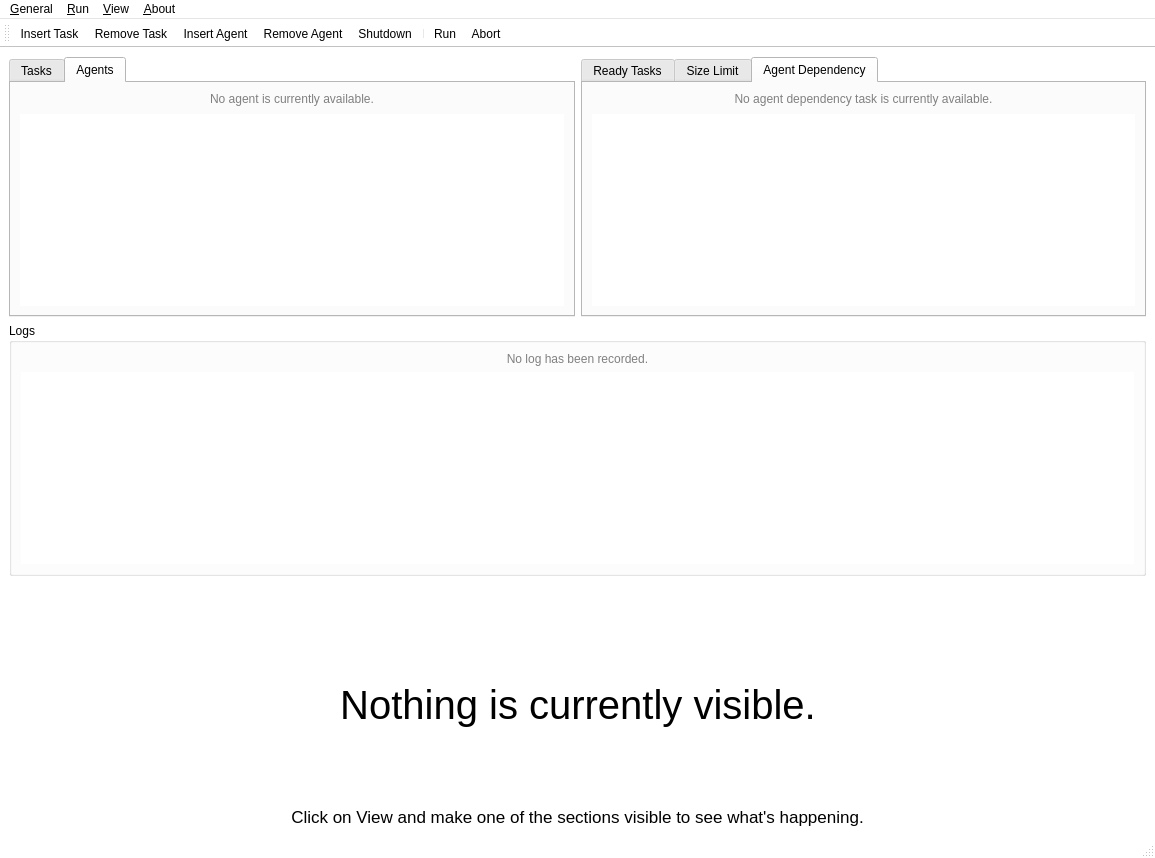
Old version of the form ui/panels/mainpanel.ui in the repository amirmohsen1384/legendary-os.
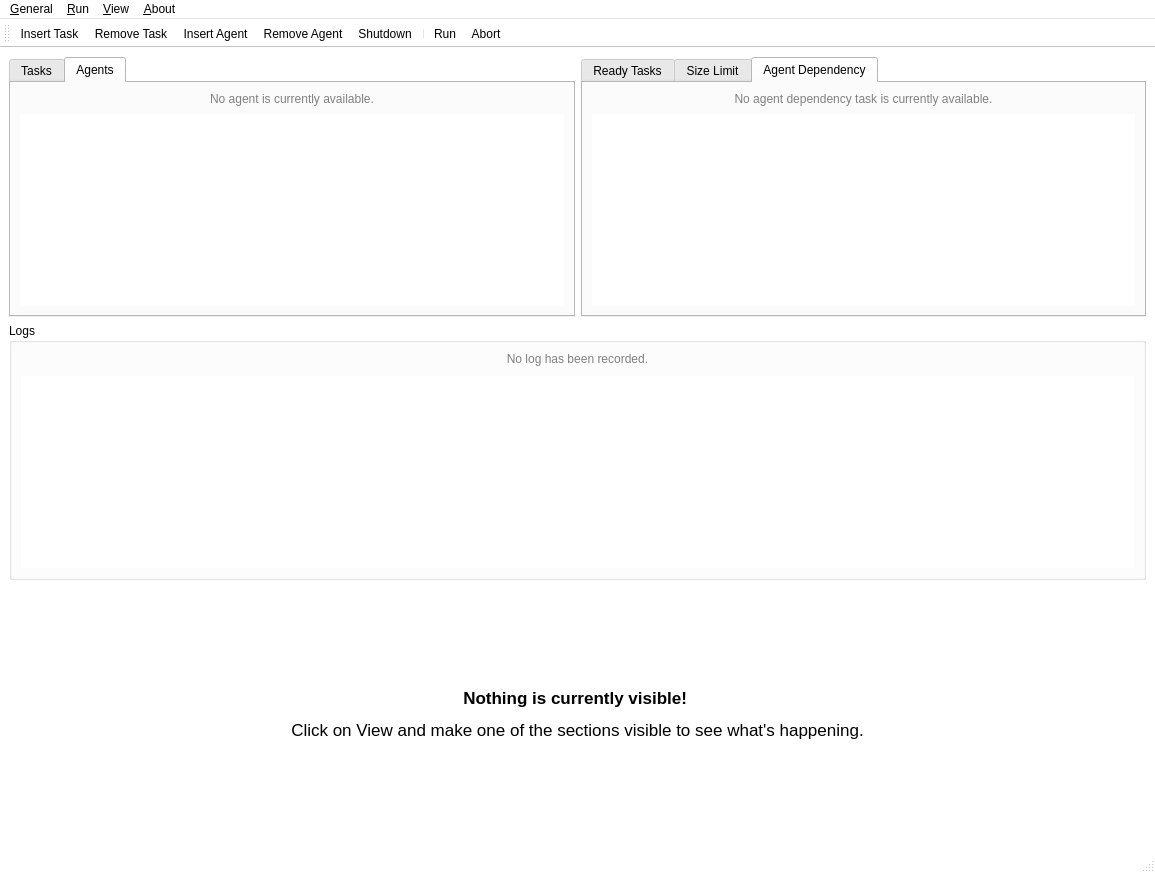
New version of the form. Icons and pictures are not drawn.

Commit message: Developed the main panel

The edit to the form file:
```diff
--- a/ui/panels/mainpanel.ui
+++ b/ui/panels/mainpanel.ui
@@ -7,7 +7,7 @@
     <x>0</x>
     <y>0</y>
     <width>1155</width>
-    <height>858</height>
+    <height>873</height>
    </rect>
   </property>
   <property name="sizePolicy">
@@ -342,16 +342,16 @@
      </widget>
     </item>
     <item>
+     <widget class="QFrame" name="emptyFrame">
+      <property name="sizePolicy">
+       <sizepolicy hsizetype="MinimumExpanding" vsizetype="MinimumExpanding">
+        <horstretch>0</horstretch>
+        <verstretch>0</verstretch>
+       </sizepolicy>
+      </property>
      <layout class="QGridLayout" name="gridLayout">
-      <item row="0" column="3">
-       <widget class="QLabel" name="label_3">
-        <property name="text">
-         <string/>
-        </property>
-       </widget>
-      </item>
-      <item row="1" column="0" colspan="2">
-       <spacer name="horizontalSpacer">
+       <item row="1" column="3">
+        <spacer name="emptyMoreRightSpacer">
         <property name="orientation">
          <enum>Qt::Orientation::Horizontal</enum>
         </property>
@@ -363,31 +363,34 @@
         </property>
        </spacer>
       </item>
-      <item row="1" column="2" colspan="3">
-       <widget class="QLabel" name="label">
-        <property name="sizePolicy">
-         <sizepolicy hsizetype="MinimumExpanding" vsizetype="MinimumExpanding">
-          <horstretch>0</horstretch>
-          <verstretch>0</verstretch>
-         </sizepolicy>
-        </property>
-        <property name="font">
-         <font>
-          <pointsize>30</pointsize>
-          <stylestrategy>PreferAntialias</stylestrategy>
-          <fontweight>ExtraLight</fontweight>
-         </font>
-        </property>
-        <property name="text">
-         <string>Nothing is currently visible.</string>
-        </property>
-        <property name="alignment">
-         <set>Qt::AlignmentFlag::AlignCenter</set>
-        </property>
-       </widget>
-      </item>
-      <item row="2" column="0">
-       <spacer name="horizontalSpacer_2">
+       <item row="2" column="0" colspan="4">
+        <spacer name="verticalSpacer_2">
+         <property name="orientation">
+          <enum>Qt::Orientation::Vertical</enum>
+         </property>
+         <property name="sizeHint" stdset="0">
+          <size>
+           <width>20</width>
+           <height>40</height>
+          </size>
+         </property>
+        </spacer>
+       </item>
+       <item row="0" column="0" colspan="4">
+        <spacer name="verticalSpacer">
+         <property name="orientation">
+          <enum>Qt::Orientation::Vertical</enum>
+         </property>
+         <property name="sizeHint" stdset="0">
+          <size>
+           <width>20</width>
+           <height>40</height>
+          </size>
+         </property>
+        </spacer>
+       </item>
+       <item row="1" column="0">
+        <spacer name="emptyMoreLeftSpacer">
         <property name="orientation">
          <enum>Qt::Orientation::Horizontal</enum>
         </property>
@@ -399,75 +402,30 @@
         </property>
        </spacer>
       </item>
-      <item row="2" column="1" colspan="5">
-       <widget class="QLabel" name="label_2">
+       <item row="1" column="1" colspan="2">
+        <widget class="QLabel" name="emptyMoreLabel">
         <property name="font">
          <font>
           <pointsize>13</pointsize>
-          <fontweight>Light</fontweight>
+           <bold>false</bold>
          </font>
         </property>
         <property name="text">
-         <string>Click on View and make one of the sections visible to see what's happening.</string>
+          <string>&lt;html&gt;&lt;head/&gt;&lt;body&gt;&lt;p align=&quot;center&quot;&gt;&lt;img src=&quot;:/icons/empty.png&quot;/&gt;&lt;/p&gt;&lt;p&gt;&lt;span style=&quot; font-weight:700;&quot;&gt;Nothing is currently visible! &lt;/span&gt;&lt;/p&gt;&lt;p&gt;Click on View and make one of the sections visible to see what's happening.&lt;/p&gt;&lt;/body&gt;&lt;/html&gt;</string>
+         </property>
+         <property name="textFormat">
+          <enum>Qt::TextFormat::AutoText</enum>
+         </property>
+         <property name="scaledContents">
+          <bool>true</bool>
         </property>
         <property name="alignment">
          <set>Qt::AlignmentFlag::AlignCenter</set>
         </property>
        </widget>
       </item>
-      <item row="2" column="6">
-       <spacer name="horizontalSpacer_4">
-        <property name="orientation">
-         <enum>Qt::Orientation::Horizontal</enum>
-        </property>
-        <property name="sizeHint" stdset="0">
-         <size>
-          <width>40</width>
-          <height>20</height>
-         </size>
-        </property>
-       </spacer>
-      </item>
-      <item row="1" column="5" colspan="2">
-       <spacer name="horizontalSpacer_3">
-        <property name="orientation">
-         <enum>Qt::Orientation::Horizontal</enum>
-        </property>
-        <property name="sizeHint" stdset="0">
-         <size>
-          <width>40</width>
-          <height>20</height>
-         </size>
-        </property>
-       </spacer>
-      </item>
-      <item row="0" column="0" colspan="3">
-       <spacer name="horizontalSpacer_5">
-        <property name="orientation">
-         <enum>Qt::Orientation::Horizontal</enum>
-        </property>
-        <property name="sizeHint" stdset="0">
-         <size>
-          <width>40</width>
-          <height>20</height>
-         </size>
-        </property>
-       </spacer>
-      </item>
-      <item row="0" column="4" colspan="3">
-       <spacer name="horizontalSpacer_6">
-        <property name="orientation">
-         <enum>Qt::Orientation::Horizontal</enum>
-        </property>
-        <property name="sizeHint" stdset="0">
-         <size>
-          <width>40</width>
-          <height>20</height>
-         </size>
-        </property>
-       </spacer>
-      </item>
-     </layout>
+      </layout>
+     </widget>
     </item>
    </layout>
   </widget>
```
Lines whose indentation alone changed are shown as unchanged. The commit also changes 2 other files.
